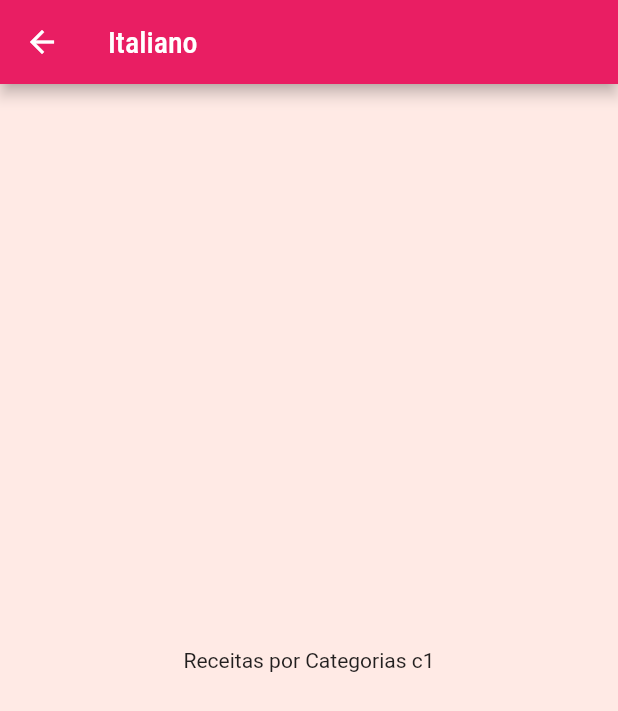
After one commit to jfcbxp/flutter-meals-curso, a Flutter app: the screen it shows after launch, after a tap on "Italiano", on a phone screen of 412 x 824 dp. The commit adds this screen. Shown: the top 711 px of the screen. Run offline on Flutter 3.47's test engine with Material 2 defaults, Android fonts, the phone set to English and light mode, and no system bars.

Commit message:
adicionado rotas nomeadas

```diff
--- a/lib/components/category_item.dart
+++ b/lib/components/category_item.dart
@@ -1,14 +1,25 @@
 import 'package:flutter/material.dart';
 import '../models/category.dart';
+import '../screens/categories_meals_screen.dart';
+import '../utils/app_routes.dart';
 
 class CategoryItem extends StatelessWidget {
   final Category category;
 
   const CategoryItem(this.category, {super.key});
 
+  void _selectCategory(BuildContext context) {
+    Navigator.of(context)
+        .pushNamed(AppRoutes.CATEGORIES_MEALS, arguments: category);
+  }
+
   @override
   Widget build(BuildContext context) {
-    return Container(
+    return InkWell(
+      onTap: () => _selectCategory(context),
+      splashColor: Theme.of(context).colorScheme.primary,
+      borderRadius: BorderRadius.circular(15),
+      child: Container(
         padding: EdgeInsets.all(15),
         child: Text(
           category.title,
@@ -20,6 +31,7 @@ class CategoryItem extends StatelessWidget {
                 colors: [category.color.withOpacity(0.5), category.color],
                 begin: Alignment.topLeft,
                 end: Alignment.bottomRight)),
+      ),
     );
   }
 }
--- a/lib/main.dart
+++ b/lib/main.dart
@@ -1,5 +1,7 @@
 import 'package:flutter/material.dart';
 import 'screens/categories_screen.dart';
+import 'screens/categories_meals_screen.dart';
+import 'utils/app_routes.dart';
 
 void main() => runApp(MyApp());
 
@@ -19,6 +21,10 @@ class MyApp extends StatelessWidget {
               titleLarge:
                   TextStyle(fontSize: 20, fontFamily: 'RobotoCondensed'))),
       home: CategoriesScreen(),
+      routes: {
+        AppRoutes.HOME: (ctx) => CategoriesScreen(),
+        AppRoutes.CATEGORIES_MEALS: (ctx) => CategoriesMealsScreen(),
+      },
     );
   }
 }
--- /dev/null
+++ b/lib/screens/categories_meals_screen.dart
@@ -0,0 +1,20 @@
+import 'package:flutter/material.dart';
+import '../components/category_item.dart';
+import '../data/dummy_data.dart';
+import '../models/category.dart';
+
+class CategoriesMealsScreen extends StatelessWidget {
+  const CategoriesMealsScreen({super.key});
+
+  @override
+  Widget build(BuildContext context) {
+    final category = ModalRoute.of(context)?.settings.arguments as Category;
+
+    return Scaffold(
+      appBar: AppBar(
+        title: Text(category.title),
+      ),
+      body: Center(child: Text('Receitas por Categorias ${category.id}')),
+    );
+  }
+}
--- /dev/null
+++ b/lib/utils/app_routes.dart
@@ -0,0 +1,4 @@
+class AppRoutes {
+  static const HOME = '/';
+  static const CATEGORIES_MEALS = '/categories-meals';
+}
```
Lines whose indentation alone changed are shown as unchanged.
